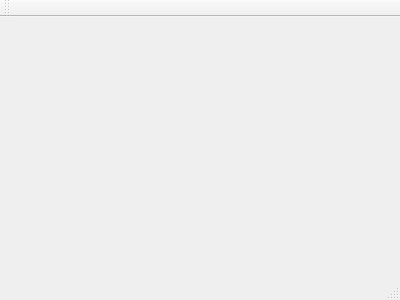
This is mainwindow.ui in QtLab/linquitto as Qt 5 draws it before an edit. The edited form follows.
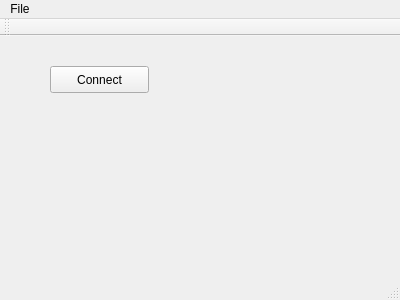
This is the edited form.

Commit message: Connection button added. Changes only the internal state of MainWindow between connected and disconnectd so far.

```diff
--- a/mainwindow.ui
+++ b/mainwindow.ui
@@ -12,13 +12,54 @@
   <property name="windowTitle" >
    <string>MainWindow</string>
   </property>
-  <widget class="QMenuBar" name="menuBar" />
-  <widget class="QToolBar" name="mainToolBar" />
-  <widget class="QWidget" name="centralWidget" />
-  <widget class="QStatusBar" name="statusBar" />
+  <widget class="QWidget" name="centralWidget">
+   <widget class="QPushButton" name="connectButton">
+    <property name="geometry">
+     <rect>
+      <x>50</x>
+      <y>30</y>
+      <width>99</width>
+      <height>27</height>
+     </rect>
+    </property>
+    <property name="text">
+     <string>Connect</string>
+    </property>
+   </widget>
+  </widget>
+  <widget class="QMenuBar" name="menuBar">
+   <property name="geometry">
+    <rect>
+     <x>0</x>
+     <y>0</y>
+     <width>400</width>
+     <height>25</height>
+    </rect>
+   </property>
+   <widget class="QMenu" name="menuMosquitto_Client_for_Linux">
+    <property name="title">
+     <string>File</string>
+    </property>
+    <addaction name="actionQuit"/>
+   </widget>
+   <addaction name="menuMosquitto_Client_for_Linux"/>
+  </widget>
+  <widget class="QToolBar" name="mainToolBar">
+   <attribute name="toolBarArea">
+    <enum>TopToolBarArea</enum>
+   </attribute>
+   <attribute name="toolBarBreak">
+    <bool>false</bool>
+   </attribute>
+  </widget>
+  <widget class="QStatusBar" name="statusBar"/>
+  <action name="actionQuit">
+   <property name="text">
+    <string>Quit</string>
+   </property>
+  </action>
  </widget>
- <layoutDefault spacing="6" margin="11" />
- <pixmapfunction></pixmapfunction>
+ <layoutdefault spacing="6" margin="11"/>
  <resources/>
  <connections/>
 </ui>
```
Left out of the diff: 7 changed lines with no effect on the pictures. The commit also changes 3 other files.
